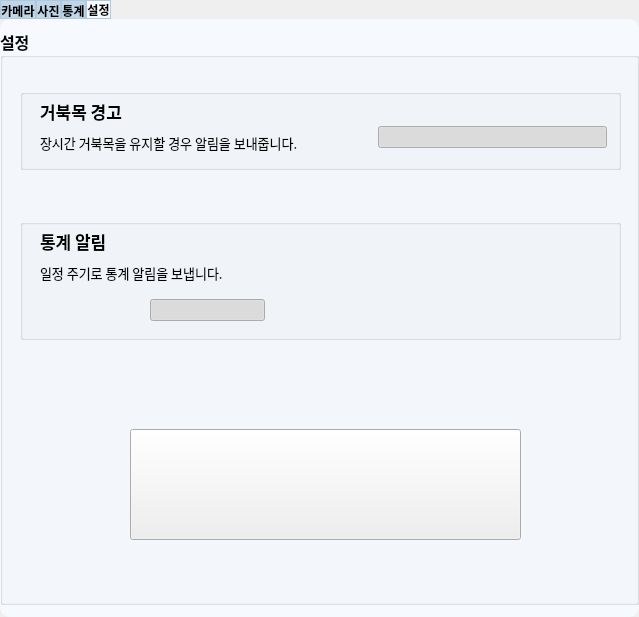
Qt form dialog.ui (koyokr/ihunch-escape-client) before a commit.
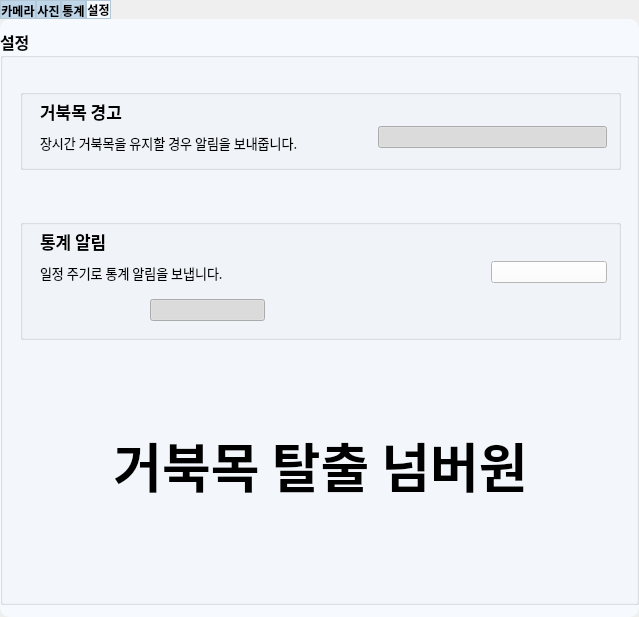
The same form after that commit. The open tabs and pages were chosen to show the change. Icons and pictures are not drawn.

```diff
--- a/dialog.ui
+++ b/dialog.ui
@@ -842,28 +842,62 @@
          <bool>true</bool>
         </property>
        </widget>
+       <widget class="QPushButton" name="settingStatTestButton">
+        <property name="geometry">
+         <rect>
+          <x>471</x>
+          <y>42</y>
+          <width>116</width>
+          <height>22</height>
+         </rect>
+        </property>
+        <property name="styleSheet">
+         <string notr="true">background: #ffffff</string>
+        </property>
+        <property name="text">
+         <string/>
+        </property>
+        <property name="icon">
+         <iconset>
+          <normaloff>resource/test_on.png</normaloff>resource/test_on.png</iconset>
+        </property>
+        <property name="iconSize">
+         <size>
+          <width>115</width>
+          <height>33</height>
+         </size>
+        </property>
+        <property name="checkable">
+         <bool>false</bool>
+        </property>
+        <property name="flat">
+         <bool>false</bool>
+        </property>
+       </widget>
       </widget>
-      <widget class="QPushButton" name="logo">
+      <widget class="QLabel" name="label">
        <property name="geometry">
         <rect>
-         <x>130</x>
-         <y>400</y>
-         <width>391</width>
-         <height>111</height>
+         <x>110</x>
+         <y>360</y>
+         <width>421</width>
+         <height>151</height>
         </rect>
        </property>
+       <property name="font">
+        <font>
+         <family>나눔스퀘어라운드 ExtraBold</family>
+         <pointsize>40</pointsize>
+         <weight>75</weight>
+         <italic>false</italic>
+         <bold>true</bold>
+        </font>
+       </property>
        <property name="text">
-        <string/>
+        <string>거북목 탈출 넘버원</string>
        </property>
-       <property name="icon">
-        <iconset>
-         <normaloff>resource/정보호호119.png</normaloff>resource/정보호호119.png</iconset>
-       </property>
-       <property name="iconSize">
-        <size>
-         <width>400</width>
-         <height>112</height>
-        </size>
+       <property name="alignment">
+        <set>Qt::AlignCenter</set>
        </property>
       </widget>
      </widget>
```
Left out of the diff: 2 changed lines with no effect on the pictures.
